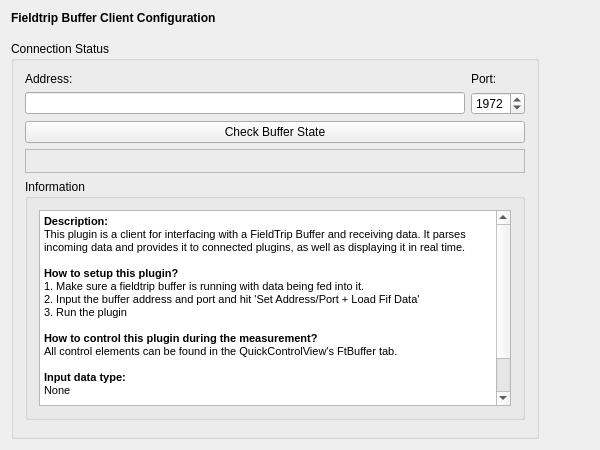
First picture: the form in applications/mne_scan/plugins/ftbuffer/FormFiles/ftbuffersetup.ui, repository mne-tools/mne-cpp, before the edit.
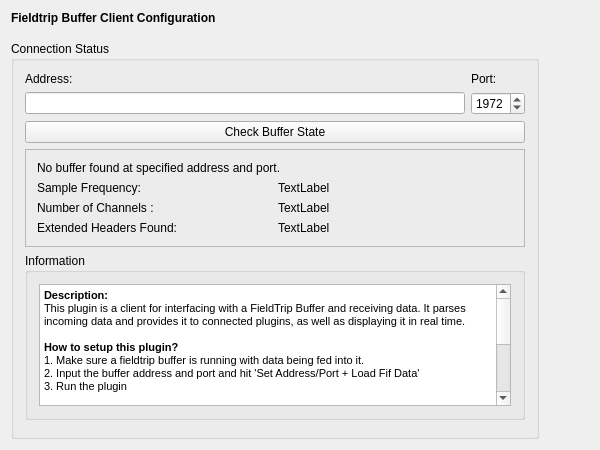
Second picture: the form after the edit.

Commit message: ENH: add dispaly for buffer metadata

Diff of the .ui file:
```diff
--- a/applications/mne_scan/plugins/ftbuffer/FormFiles/ftbuffersetup.ui
+++ b/applications/mne_scan/plugins/ftbuffer/FormFiles/ftbuffersetup.ui
@@ -66,6 +66,67 @@
         <bool>false</bool>
        </property>
        <layout class="QGridLayout" name="m_qGridLayout_Properties">
+        <item row="6" column="0">
+         <widget class="QFrame" name="frame_BufferStatus">
+          <property name="frameShape">
+           <enum>QFrame::StyledPanel</enum>
+          </property>
+          <property name="frameShadow">
+           <enum>QFrame::Raised</enum>
+          </property>
+          <layout class="QGridLayout" name="gridLayout_2">
+           <item row="2" column="1">
+            <widget class="QLabel" name="label_numChannels">
+             <property name="text">
+              <string>TextLabel</string>
+             </property>
+            </widget>
+           </item>
+           <item row="0" column="0" colspan="2">
+            <widget class="QLabel" name="label_noData">
+             <property name="text">
+              <string>No buffer found at specified address and port.</string>
+             </property>
+            </widget>
+           </item>
+           <item row="2" column="0">
+            <widget class="QLabel" name="label_numChannelsTitle">
+             <property name="text">
+              <string>Number of Channels :</string>
+             </property>
+            </widget>
+           </item>
+           <item row="1" column="1">
+            <widget class="QLabel" name="label_sampleFreq">
+             <property name="text">
+              <string>TextLabel</string>
+             </property>
+            </widget>
+           </item>
+           <item row="1" column="0">
+            <widget class="QLabel" name="label_sampleFreqTitle">
+             <property name="text">
+              <string>Sample Frequency:</string>
+             </property>
+            </widget>
+           </item>
+           <item row="3" column="0">
+            <widget class="QLabel" name="label_extendedHeaderTitle">
+             <property name="text">
+              <string>Extended Headers Found:</string>
+             </property>
+            </widget>
+           </item>
+           <item row="3" column="1">
+            <widget class="QLabel" name="label_extendedHeader">
+             <property name="text">
+              <string>TextLabel</string>
+             </property>
+            </widget>
+           </item>
+          </layout>
+         </widget>
+        </item>
         <item row="7" column="0">
          <widget class="QGroupBox" name="m_qGroupBox_Information">
           <property name="title">
@@ -153,13 +214,6 @@
           </layout>
          </widget>
         </item>
-        <item row="5" column="0">
-         <widget class="QPushButton" name="m_qPushButton_Connect">
-          <property name="text">
-           <string>Check Buffer State</string>
-          </property>
-         </widget>
-        </item>
         <item row="8" column="0">
          <spacer name="horizontalSpacer_2">
           <property name="orientation">
@@ -176,15 +230,11 @@
           </property>
          </spacer>
         </item>
-        <item row="6" column="0">
-         <widget class="QFrame" name="frame_2">
-          <property name="frameShape">
-           <enum>QFrame::StyledPanel</enum>
+        <item row="5" column="0">
+         <widget class="QPushButton" name="m_qPushButton_Connect">
+          <property name="text">
+           <string>Check Buffer State</string>
           </property>
-          <property name="frameShadow">
-           <enum>QFrame::Raised</enum>
-          </property>
-          <layout class="QGridLayout" name="gridLayout_2"/>
          </widget>
         </item>
        </layout>
```
The commit also changes 2 other files.
